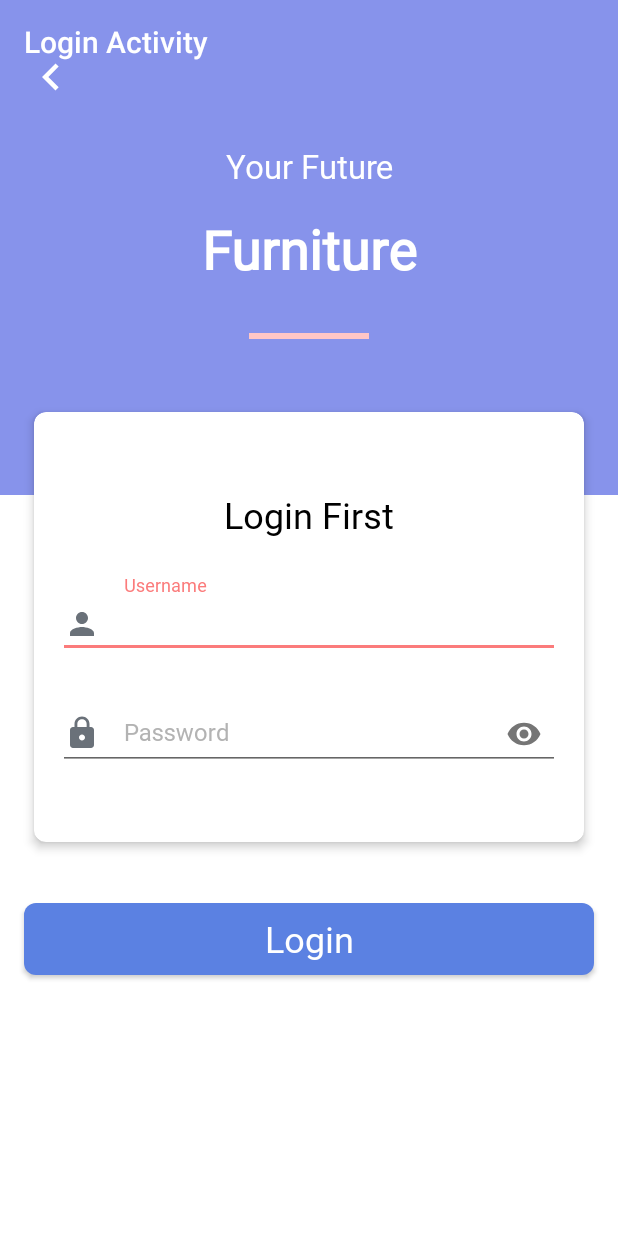
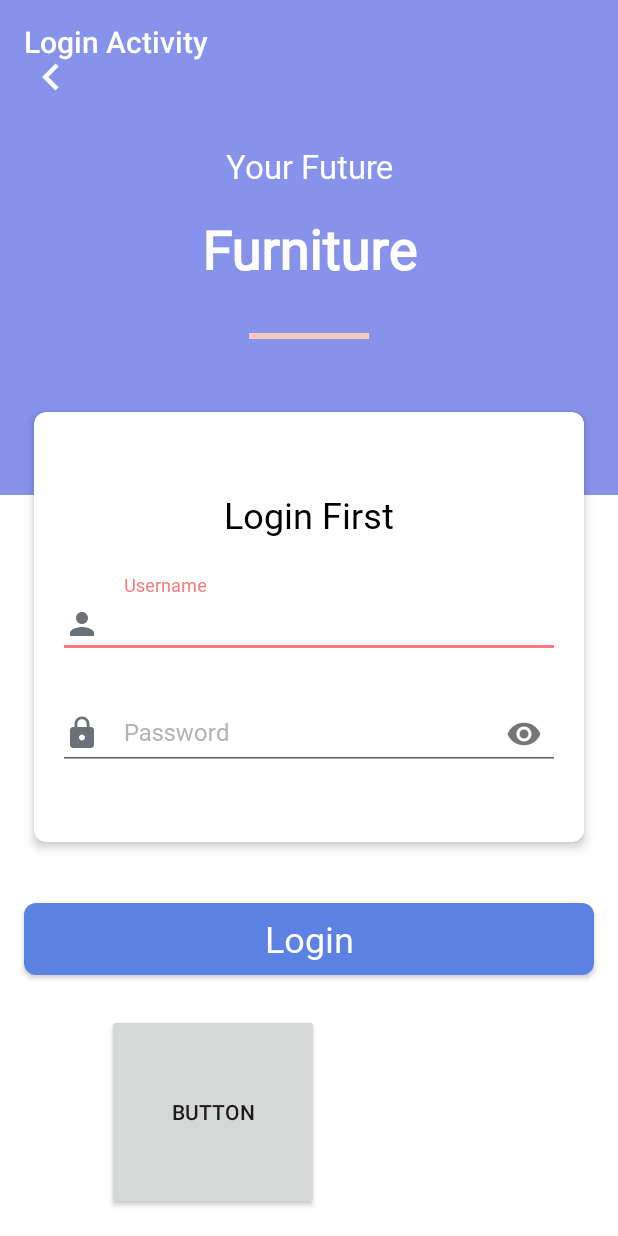
Before and after one commit to specialJamiKim/ProjectA2, an Android app built with Jetpack Compose: the screen it shows after launch (LoginActivity), on a phone screen of 412 x 824 dp. Run offline under Robolectric (Android 15) with nearby library versions, the light colour scheme and no system bars.

```diff
--- a/app/build.gradle.kts
+++ b/app/build.gradle.kts
@@ -88,4 +88,9 @@ dependencies {
     implementation("com.google.android.gms:play-services-auth:20.7.0")
 
     implementation ("de.hdodenhof:circleimageview:3.1.0")
+
+    //retrofit2
+    implementation ("com.squareup.retrofit2:retrofit:2.9.0")
+    implementation ("com.squareup.retrofit2:converter-gson:2.9.0")
+
 }
--- a/app/src/main/res/layout/activity_home.xml
+++ b/app/src/main/res/layout/activity_home.xml
@@ -59,6 +59,7 @@
 
 
                 </LinearLayout>
+
             </LinearLayout>
 
         </androidx.appcompat.widget.Toolbar>
--- a/app/src/main/res/layout/activity_login.xml
+++ b/app/src/main/res/layout/activity_login.xml
@@ -5,7 +5,7 @@
     android:layout_width="match_parent"
     android:layout_height="match_parent"
     android:background="#ffffff"
-    tools:context=".LoginActivity">
+    tools:context=".View.LoginActivity">
 
 
     <com.google.android.material.appbar.AppBarLayout
@@ -47,6 +47,7 @@
         app:layout_behavior="@string/appbar_scrolling_view_behavior">
 
         <ScrollView
+            android:id="@+id/scrollView2"
             android:layout_width="match_parent"
             android:layout_height="wrap_content">
 
@@ -181,6 +182,18 @@
 
         </ScrollView>
 
+        <Button
+            android:id="@+id/btnTest"
+            android:layout_width="141dp"
+            android:layout_height="41dp"
+            android:layout_below="@+id/scrollView2"
+            android:layout_alignParentEnd="true"
+            android:layout_alignParentBottom="true"
+            android:layout_marginTop="10dp"
+            android:layout_marginEnd="199dp"
+            android:layout_marginBottom="17dp"
+            android:text="Button" />
+
     </RelativeLayout>
 
 </androidx.coordinatorlayout.widget.CoordinatorLayout>
```
Also changed, not shown: app/src/main/AndroidManifest.xml (+6 -12 lines), app/src/main/java/com/example/projecta2/View/HomeActivity.kt (+8 -0 lines), app/src/main/java/com/example/projecta2/View/LoginActivity.kt (+43 -4 lines), app/src/main/java/com/example/projecta2/model/FitnessCenter.kt (added, +14 -0 lines), app/src/main/java/com/example/projecta2/model/Reservation.kt (added, +11 -0 lines), app/src/main/java/com/example/projecta2/model/Review.kt (added, +9 -0 lines), app/src/main/java/com/example/projecta2/model/User.kt (added, +15 -0 lines), app/src/main/java/com/example/projecta2/model/VisitCounting.kt (added, +7 -0 lines).
